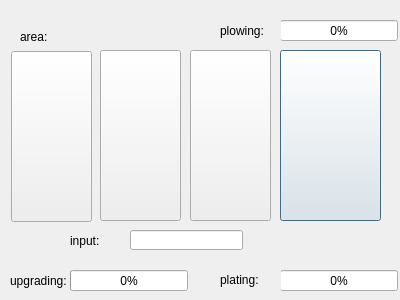
This is dialogalfalfafield.ui in slotfi909/heyDay as Qt 5 draws it before an edit. The edited form follows.
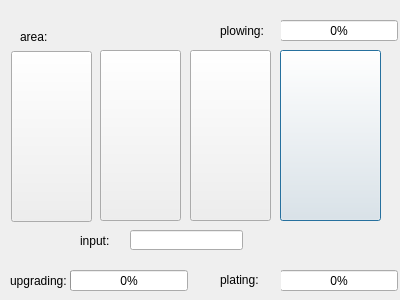
This is the edited form.

```diff
--- a/dialogalfalfafield.ui
+++ b/dialogalfalfafield.ui
@@ -58,7 +58,7 @@
   <widget class="QLabel" name="label_3">
    <property name="geometry">
     <rect>
-     <x>70</x>
+     <x>80</x>
      <y>230</y>
      <width>47</width>
      <height>21</height>
```
